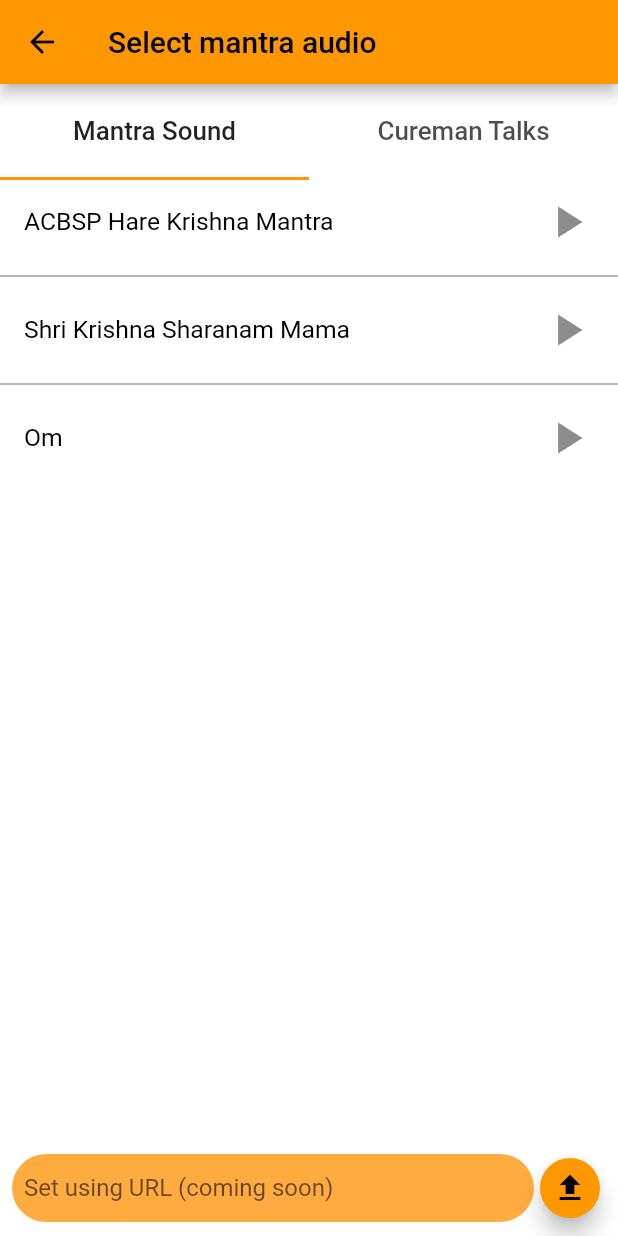
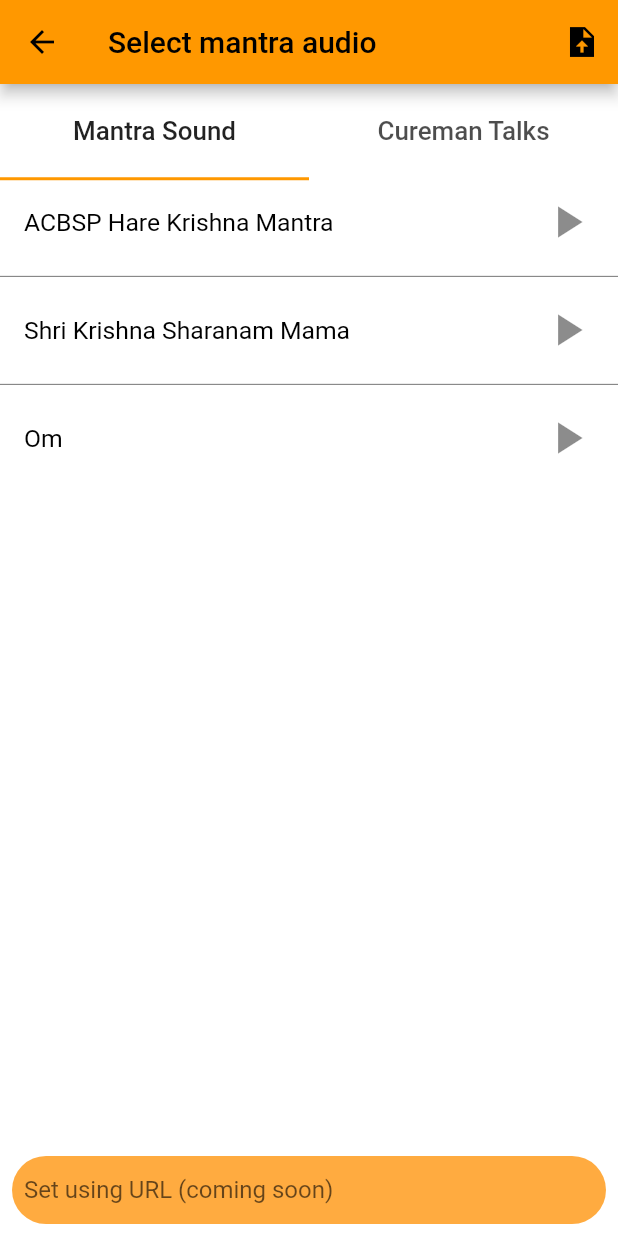
Before and after one commit to aartithakkar/spiritual_currency, a Flutter app: the MyMantraAudio screen opened by its route, on a phone screen of 412 x 824 dp. Run offline on Flutter 3.47's test engine with Material 2 defaults, Android fonts, the phone set to English and light mode, and no system bars; our stand-ins replace audioplayers, auto_size_text, file_picker, fluttertoast, go_router, image_picker and 1 more; accounts and stored records are empty.

Commit message:
Replaced floating action button with app bar action icon button on mantra audio screen.

```diff
--- a/lib/screens/mantra_audio.dart
+++ b/lib/screens/mantra_audio.dart
@@ -102,6 +102,21 @@ class _MyMantraAudio extends State<MyMantraAudio>
     return Scaffold(
       appBar: AppBar(
         title: const Text('Select mantra audio'),
+        actions: [
+          IconButton(
+            tooltip: 'Add from file storage',
+            //if user click this button, user can upload image from gallery
+            onPressed: () async {
+              BuildContext myContext = context;
+              await filePicker(_tabController.index);
+              if (myContext.mounted) {
+                Navigator.pop(context, true);
+              }
+            },
+            //getImage(ImageSource.gallery, isGuru);
+            icon: const Icon(Icons.upload_file_sharp),
+          ),
+        ],
       ),
       body: SizedBox(
         height: MediaQuery.of(context).size.height,
@@ -249,19 +264,6 @@ class _MyMantraAudio extends State<MyMantraAudio>
                       ),
                     ),
                   ),
-                  FloatingActionButton.small(
-                    onPressed: () async {
-                      BuildContext myContext = context;
-                      await filePicker(_tabController.index);
-                      if (myContext.mounted) {
-                        Navigator.pop(context, true);
-                      }
-                    },
-                    tooltip: 'Add from file storage',
-                    child: const Icon(
-                      Icons.file_upload,
-                    ),
-                  ),
                 ],
               ),
             ),
```
